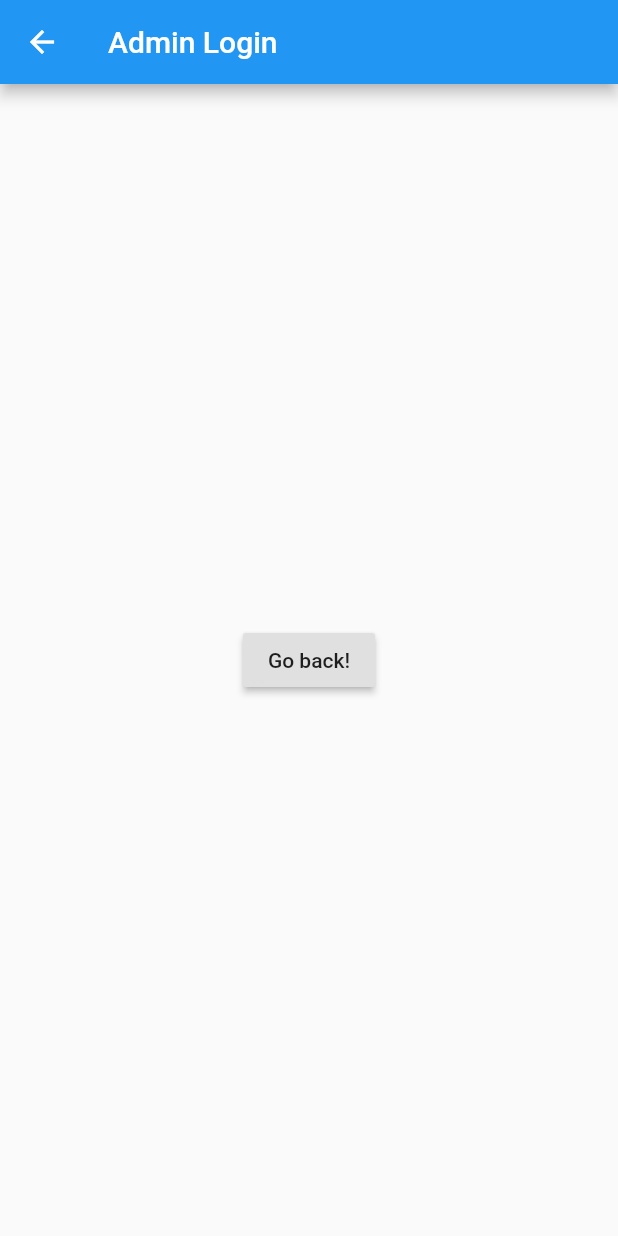
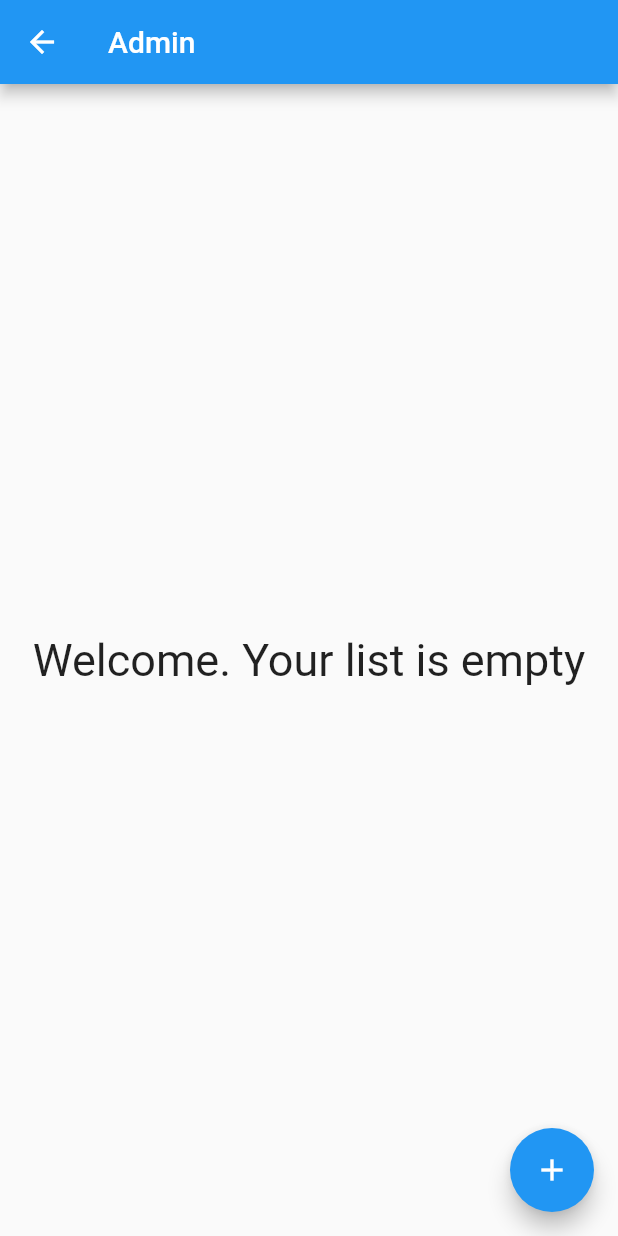
Before and after one commit to Sathyananth/swdc_in, a Flutter app: the AdminLoginRoute screen opened by its route, on a phone screen of 412 x 824 dp. Run offline on Flutter 3.47's test engine with Material 2 defaults, Android fonts, the phone set to English and light mode, and no system bars; our stand-ins replace firebase_database; accounts and stored records are empty.

Commit message:
update
update

```diff
--- a/lib/models/room.dart
+++ b/lib/models/room.dart
@@ -2,18 +2,19 @@ import 'package:firebase_database/firebase_database.dart';
 
 class Room {
   String key;
-  String room;
+  String name;
   String status;
 
-  Room(this.room, this.status);
+  Room(this.name, this.status);
 
   Room.fromSnapshot(DataSnapshot snapshot) :
         key = snapshot.key,
-//        room = snapshot.value["roomname"],
+        name = snapshot.value["name"],
         status = snapshot.value["status"];
 
   toJson() {
     return {
+      "name": name,
       "status": status,
     };
   }
--- a/lib/pages/adminlogin.dart
+++ b/lib/pages/adminlogin.dart
@@ -1,20 +1,169 @@
 import 'package:flutter/material.dart';
+import 'package:firebase_database/firebase_database.dart';
+import 'dart:async';
 
-class AdminLoginRoute extends StatelessWidget {
+import 'package:swdc_in/models/room.dart';
+
+class AdminLoginRoute extends StatefulWidget {
+
+  AdminLoginRoute({Key key}) : super(key: key);
+
+  @override
+  State<StatefulWidget> createState() => new _HomePageState();
+}
+
+
+class _HomePageState extends State<AdminLoginRoute> {
+
+  List<Room> _todoList;
+
+  final FirebaseDatabase _database = FirebaseDatabase.instance;
+
+  StreamSubscription<Event> _onTodoAddedSubscription;
+
+  StreamSubscription<Event> _onTodoChangedSubscription;
+
+  Query _todoQuery;
+
+  @override
+  void initState() {
+    super.initState();
+
+    //_checkEmailVerification();
+
+
+    _database.reference().child("rr").once().then((DataSnapshot snapshot) {
+      print('Data : ${snapshot.value}');
+    });
+
+    _todoList = new List();
+    _todoQuery = _database
+        .reference().child("rr");
+    _onTodoAddedSubscription = _todoQuery.onChildAdded.listen(onEntryAdded);
+    _onTodoChangedSubscription =
+        _todoQuery.onChildChanged.listen(onEntryChanged);
+  }
+
+
+  @override
+  void dispose() {
+    _onTodoAddedSubscription.cancel();
+    _onTodoChangedSubscription.cancel();
+    super.dispose();
+  }
+
+  onEntryChanged(Event event) {
+    var oldEntry = _todoList.singleWhere((entry) {
+      return entry.key == event.snapshot.key;
+    });
+
+    setState(() {
+      _todoList[_todoList.indexOf(oldEntry)] =
+          Room.fromSnapshot(event.snapshot);
+    });
+  }
+
+  onEntryAdded(Event event) {
+    setState(() {
+      _todoList.add(Room.fromSnapshot(event.snapshot));
+    });
+  }
+
+  _updateTodo(Room room) {
+    //Toggle completed
+
+    if("open" == room.status)
+      {
+        room.status="closed";
+      }
+    else
+      {
+        room.status="open";
+      }
+
+    if (room != null) {
+      _database.reference().child("todo").child(room.key).set(room.toJson());
+    }
+  }
+
+  Widget showTodoList() {
+    if (_todoList.length > 0) {
+      return ListView.builder(
+          shrinkWrap: true,
+          itemCount: _todoList.length,
+          itemBuilder: (BuildContext context, int index) {
+            String todoId = _todoList[index].key;
+            String room = _todoList[index].name;
+            String statusString = _todoList[index].status;
+
+            bool status = false;
+
+            if ("open" == statusString) {
+              status = true;
+            }
+            else
+              {
+                status = false;
+              }
+
+            return Card(
+                key: Key(todoId),
+//              background: Container(color: Colors.red),
+
+                child: ListTile(
+                    title: Text(
+                      room,
+                      style: TextStyle(fontSize: 20.0),
+                    ),
+                    trailing: Switch(
+                        value: status,
+                        onChanged: (value) {
+                          setState(() {
+//                            status = value;
+                            if(value)
+                              {
+                                statusString = "open";
+                              }
+                            else
+                              {
+                                statusString = "closed";
+                              }
+                            print(value);
+                            print(statusString);
+
+
+                          });
+                        },
+                        activeColor: Colors.blue,
+                        activeTrackColor: Colors.green
+                    )
+                )
+            );
+          }
+            );
+    } else {
+      return Center(
+          child: Text(
+            "Welcome. Your list is empty",
+            textAlign: TextAlign.center,
+            style: TextStyle(fontSize: 30.0),
+          ));
+    }
+  }
+
   @override
   Widget build(BuildContext context) {
-    return Scaffold(
-      appBar: AppBar(
-        title: Text("Admin Login"),
-      ),
-      body: Center(
-        child: RaisedButton(
+    return new Scaffold(
+        appBar: new AppBar(
+          title: new Text('Admin'),
+        ),
+        body: showTodoList(),
+        floatingActionButton: FloatingActionButton(
           onPressed: () {
-            Navigator.pop(context);
+
           },
-          child: Text('Go back!'),
-        ),
-      ),
-    );
+          tooltip: 'Increment',
+          child: Icon(Icons.add),
+        ));
   }
 }
--- a/lib/pages/restroom.dart
+++ b/lib/pages/restroom.dart
@@ -77,12 +77,12 @@ class _HomePageState extends State<RestRoomRoute> {
           itemCount: _todoList.length,
           itemBuilder: (BuildContext context, int index) {
             String todoId = _todoList[index].key;
-            String room = "Room Name";
+            String room = _todoList[index].name;
             String status = _todoList[index].status;
 
-            return Dismissible(
+            return Card(
               key: Key(todoId),
-              background: Container(color: Colors.red),
+//              background: Container(color: Colors.red),
 
               child: ListTile(
                 title: Text(
```
